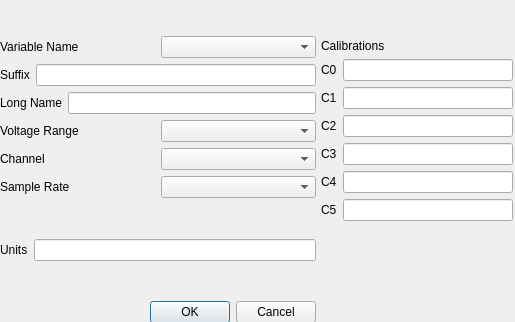
Old version of the form src/nidas/apps/config/AddA2DVariableComboDialog.ui in the repository NCAR/nidas.
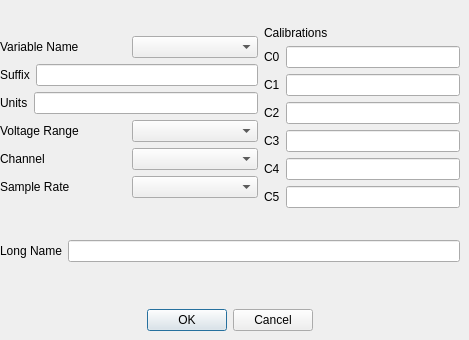
New version of the form.

Commit message: Several changes: - Fix the form so that the variable long name has more space to view it - Better handling of Calibration coeficients and units   * when VarDB or user input has a non-'V' unit, put in default linear cals and warn user to get correct cal - Need to clear the form when new variable is selected from the list - Clean up some indentation and readability issues

The edit to the form file:
```diff
--- a/src/nidas/apps/config/AddA2DVariableComboDialog.ui
+++ b/src/nidas/apps/config/AddA2DVariableComboDialog.ui
@@ -6,8 +6,8 @@
    <rect>
     <x>0</x>
     <y>0</y>
-    <width>515</width>
-    <height>322</height>
+    <width>469</width>
+    <height>340</height>
    </rect>
   </property>
   <property name="sizePolicy">
@@ -19,15 +19,131 @@
   <property name="windowTitle">
    <string>Add Variable</string>
   </property>
-  <widget class="QWidget" name="layoutWidget">
+  <widget class="QWidget" name="">
    <property name="geometry">
     <rect>
-     <x>321</x>
-     <y>1</y>
-     <width>192</width>
-     <height>257</height>
+     <x>0</x>
+     <y>0</y>
+     <width>460</width>
+     <height>233</height>
     </rect>
    </property>
+   <layout class="QHBoxLayout" name="horizontalLayout_2">
+    <item>
+     <layout class="QVBoxLayout" name="verticalLayout">
+      <item>
+       <spacer name="verticalSpacer_3">
+        <property name="orientation">
+         <enum>Qt::Vertical</enum>
+        </property>
+        <property name="sizeHint" stdset="0">
+         <size>
+          <width>258</width>
+          <height>13</height>
+         </size>
+        </property>
+       </spacer>
+      </item>
+      <item>
+       <layout class="QHBoxLayout" name="horizontalLayout">
+        <item>
+         <widget class="QLabel" name="VariableLabel">
+          <property name="text">
+           <string>Variable Name</string>
+          </property>
+         </widget>
+        </item>
+        <item>
+         <widget class="QComboBox" name="VariableBox"/>
+        </item>
+       </layout>
+      </item>
+      <item>
+       <layout class="QHBoxLayout" name="SuffixLayout">
+        <item>
+         <widget class="QLabel" name="SuffixLabel">
+          <property name="text">
+           <string>Suffix</string>
+          </property>
+         </widget>
+        </item>
+        <item>
+         <widget class="QLineEdit" name="SuffixText"/>
+        </item>
+       </layout>
+      </item>
+      <item>
+       <layout class="QHBoxLayout" name="UnitsLayout">
+        <item>
+         <widget class="QLabel" name="UnitsLabel_2">
+          <property name="text">
+           <string>Units</string>
+          </property>
+         </widget>
+        </item>
+        <item>
+         <widget class="QLineEdit" name="UnitsText"/>
+        </item>
+       </layout>
+      </item>
+      <item>
+       <layout class="QHBoxLayout" name="VoltageLayout">
+        <item>
+         <widget class="QLabel" name="VoltageLabel">
+          <property name="text">
+           <string>Voltage Range</string>
+          </property>
+         </widget>
+        </item>
+        <item>
+         <widget class="QComboBox" name="VoltageBox"/>
+        </item>
+       </layout>
+      </item>
+      <item>
+       <layout class="QHBoxLayout" name="ChannelLayout">
+        <item>
+         <widget class="QLabel" name="ChannelLabel">
+          <property name="text">
+           <string>Channel</string>
+          </property>
+         </widget>
+        </item>
+        <item>
+         <widget class="QComboBox" name="ChannelBox"/>
+        </item>
+       </layout>
+      </item>
+      <item>
+       <layout class="QHBoxLayout" name="SRLayout">
+        <item>
+         <widget class="QLabel" name="SRLabel">
+          <property name="text">
+           <string>Sample Rate</string>
+          </property>
+         </widget>
+        </item>
+        <item>
+         <widget class="QComboBox" name="SRBox"/>
+        </item>
+       </layout>
+      </item>
+      <item>
+       <spacer name="verticalSpacer_2">
+        <property name="orientation">
+         <enum>Qt::Vertical</enum>
+        </property>
+        <property name="sizeHint" stdset="0">
+         <size>
+          <width>258</width>
+          <height>13</height>
+         </size>
+        </property>
+       </spacer>
+      </item>
+     </layout>
+    </item>
+    <item>
    <layout class="QVBoxLayout" name="verticalLayout_2">
     <item>
      <spacer name="verticalSpacer_4">
@@ -147,58 +263,19 @@
      </spacer>
     </item>
    </layout>
+    </item>
+   </layout>
   </widget>
   <widget class="QWidget" name="">
    <property name="geometry">
     <rect>
      <x>0</x>
-     <y>2</y>
-     <width>316</width>
-     <height>321</height>
+     <y>240</y>
+     <width>460</width>
+     <height>91</height>
     </rect>
    </property>
-   <layout class="QVBoxLayout" name="verticalLayout">
-    <item>
-     <spacer name="verticalSpacer_3">
-      <property name="orientation">
-       <enum>Qt::Vertical</enum>
-      </property>
-      <property name="sizeHint" stdset="0">
-       <size>
-        <width>314</width>
-        <height>13</height>
-       </size>
-      </property>
-     </spacer>
-    </item>
-    <item>
-     <layout class="QHBoxLayout" name="horizontalLayout">
-      <item>
-       <widget class="QLabel" name="VariableLabel">
-        <property name="text">
-         <string>Variable Name</string>
-        </property>
-       </widget>
-      </item>
-      <item>
-       <widget class="QComboBox" name="VariableBox"/>
-      </item>
-     </layout>
-    </item>
-    <item>
-     <layout class="QHBoxLayout" name="SuffixLayout">
-      <item>
-       <widget class="QLabel" name="SuffixLabel">
-        <property name="text">
-         <string>Suffix</string>
-        </property>
-       </widget>
-      </item>
-      <item>
-       <widget class="QLineEdit" name="SuffixText"/>
-      </item>
-     </layout>
-    </item>
+   <layout class="QVBoxLayout" name="verticalLayout_3">
     <item>
      <layout class="QHBoxLayout" name="LongNameLayout">
       <item>
@@ -213,75 +290,6 @@
       </item>
      </layout>
     </item>
-    <item>
-     <layout class="QHBoxLayout" name="VoltageLayout">
-      <item>
-       <widget class="QLabel" name="VoltageLabel">
-        <property name="text">
-         <string>Voltage Range</string>
-        </property>
-       </widget>
-      </item>
-      <item>
-       <widget class="QComboBox" name="VoltageBox"/>
-      </item>
-     </layout>
-    </item>
-    <item>
-     <layout class="QHBoxLayout" name="ChannelLayout">
-      <item>
-       <widget class="QLabel" name="ChannelLabel">
-        <property name="text">
-         <string>Channel</string>
-        </property>
-       </widget>
-      </item>
-      <item>
-       <widget class="QComboBox" name="ChannelBox"/>
-      </item>
-     </layout>
-    </item>
-    <item>
-     <layout class="QHBoxLayout" name="SRLayout">
-      <item>
-       <widget class="QLabel" name="SRLabel">
-        <property name="text">
-         <string>Sample Rate</string>
-        </property>
-       </widget>
-      </item>
-      <item>
-       <widget class="QComboBox" name="SRBox"/>
-      </item>
-     </layout>
-    </item>
-    <item>
-     <spacer name="verticalSpacer_2">
-      <property name="orientation">
-       <enum>Qt::Vertical</enum>
-      </property>
-      <property name="sizeHint" stdset="0">
-       <size>
-        <width>314</width>
-        <height>13</height>
-       </size>
-      </property>
-     </spacer>
-    </item>
-    <item>
-     <layout class="QHBoxLayout" name="UnitsLayout">
-      <item>
-       <widget class="QLabel" name="UnitsLabel_2">
-        <property name="text">
-         <string>Units</string>
-        </property>
-       </widget>
-      </item>
-      <item>
-       <widget class="QLineEdit" name="UnitsText"/>
-      </item>
-     </layout>
-    </item>
     <item>
      <spacer name="verticalSpacer_bottom">
       <property name="orientation">
@@ -289,8 +297,23 @@
       </property>
       <property name="sizeHint" stdset="0">
        <size>
-        <width>314</width>
-        <height>13</height>
+        <width>458</width>
+        <height>17</height>
+       </size>
+      </property>
+     </spacer>
+    </item>
+    <item>
+     <layout class="QHBoxLayout" name="horizontalLayout_3">
+      <item>
+       <spacer name="horizontalSpacer_2">
+        <property name="orientation">
+         <enum>Qt::Horizontal</enum>
+        </property>
+        <property name="sizeHint" stdset="0">
+         <size>
+          <width>128</width>
+          <height>20</height>
        </size>
       </property>
      </spacer>
@@ -305,6 +328,21 @@
       </property>
      </widget>
     </item>
+      <item>
+       <spacer name="horizontalSpacer">
+        <property name="orientation">
+         <enum>Qt::Horizontal</enum>
+        </property>
+        <property name="sizeHint" stdset="0">
+         <size>
+          <width>138</width>
+          <height>20</height>
+         </size>
+        </property>
+       </spacer>
+      </item>
+     </layout>
+    </item>
    </layout>
   </widget>
  </widget>
```
Left out of the diff: 14 changed lines with no effect on the pictures. Lines whose indentation alone changed are shown as unchanged. The commit also changes 3 other files.
